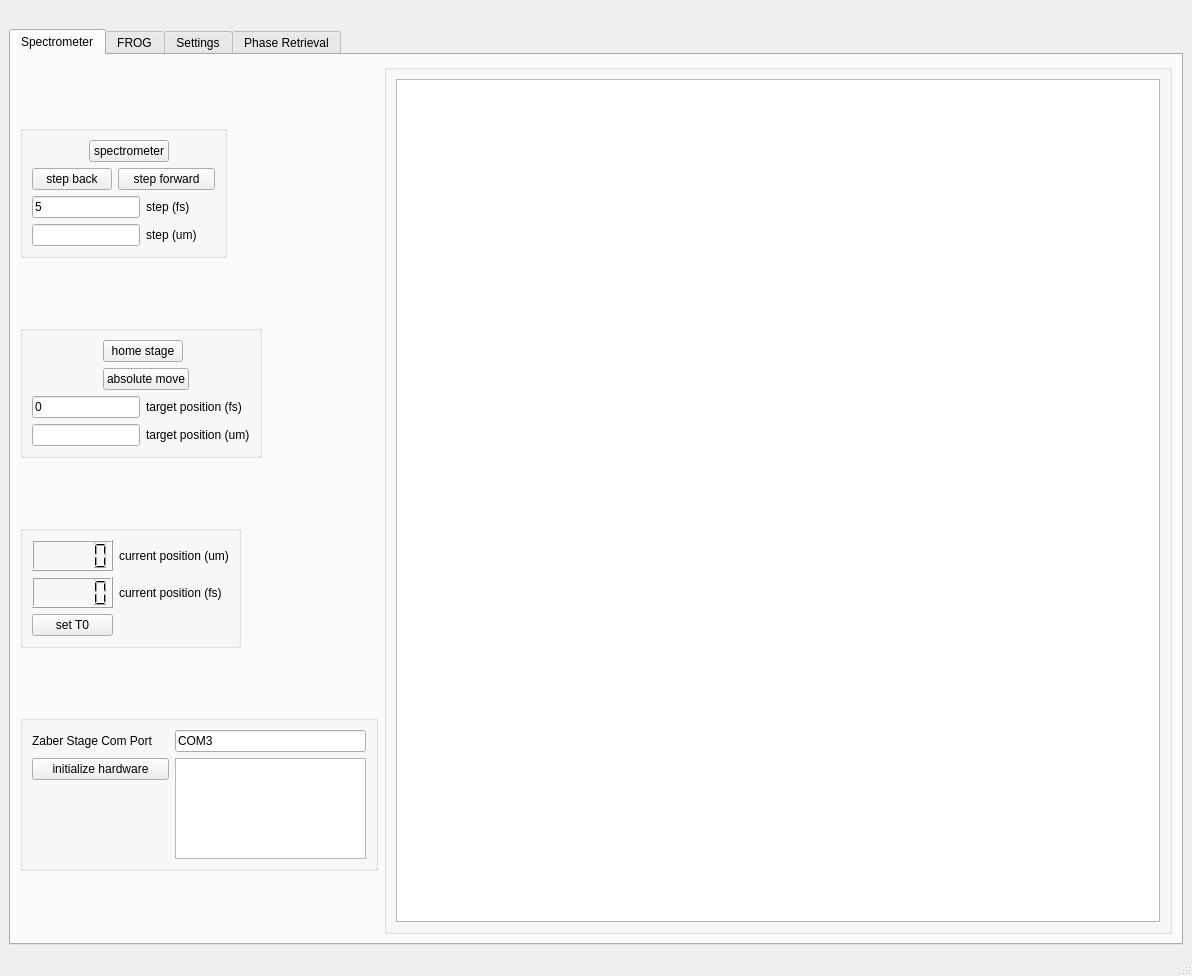
This is qt_designer/form.ui in peter-chang62/Chi-3-FROG as Qt 5 draws it before an edit. The edited form follows.
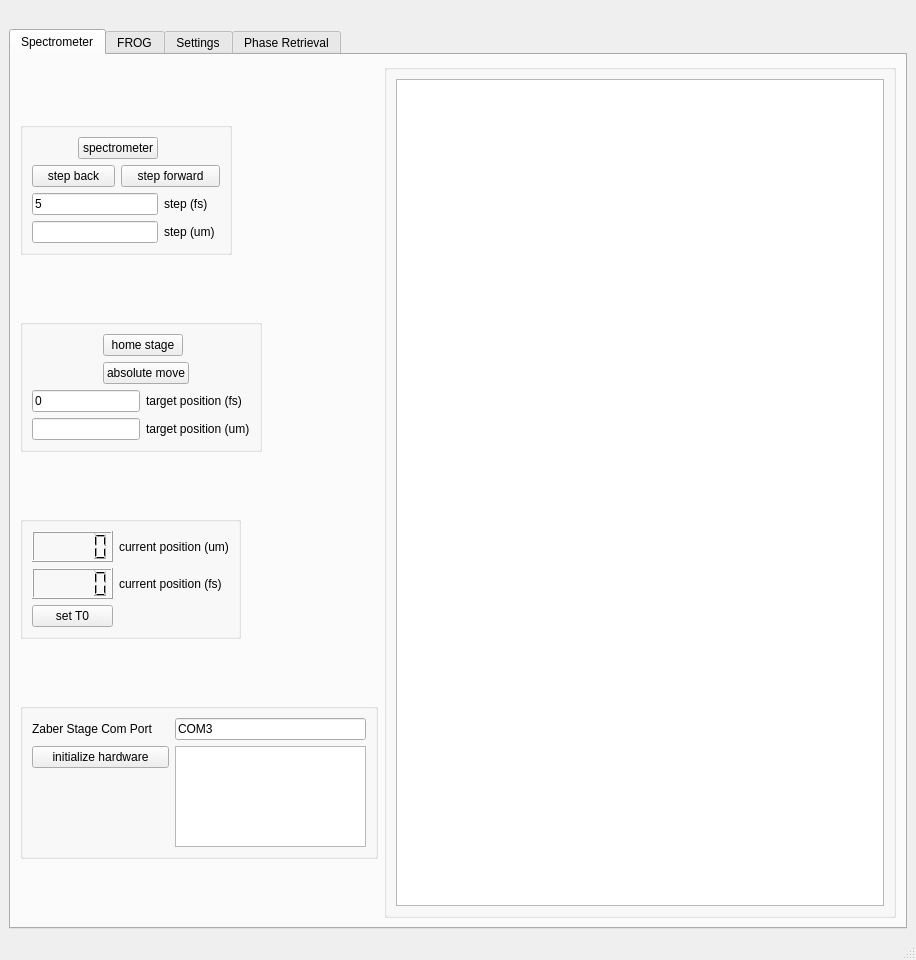
This is the edited form. Icons and pictures are not drawn. Custom widgets are drawn as their Qt base class.

Patch:
```diff
--- a/qt_designer/form.ui
+++ b/qt_designer/form.ui
@@ -6,8 +6,8 @@
    <rect>
     <x>0</x>
     <y>0</y>
-    <width>1192</width>
-    <height>976</height>
+    <width>916</width>
+    <height>960</height>
    </rect>
   </property>
   <property name="windowTitle">
@@ -68,27 +68,27 @@
                </property>
                <property name="sizeHint" stdset="0">
                 <size>
-                 <width>44</width>
+                 <width>40</width>
                  <height>20</height>
                 </size>
                </property>
               </spacer>
              </item>
-             <item row="0" column="1" colspan="3">
+             <item row="0" column="1" colspan="2">
               <widget class="QPushButton" name="pb_spectrometer">
                <property name="text">
                 <string>spectrometer</string>
                </property>
               </widget>
              </item>
-             <item row="0" column="4">
+             <item row="0" column="3">
               <spacer name="horizontalSpacer_2">
                <property name="orientation">
                 <enum>Qt::Horizontal</enum>
                </property>
                <property name="sizeHint" stdset="0">
                 <size>
-                 <width>40</width>
+                 <width>56</width>
                  <height>20</height>
                 </size>
                </property>
@@ -101,7 +101,7 @@
                </property>
               </widget>
              </item>
-             <item row="1" column="2" colspan="3">
+             <item row="1" column="2" colspan="2">
               <widget class="QPushButton" name="pb_step_forward">
                <property name="text">
                 <string>step forward</string>
@@ -115,7 +115,7 @@
                </property>
               </widget>
              </item>
-             <item row="2" column="3" colspan="2">
+             <item row="2" column="3">
               <widget class="QLabel" name="label_5">
                <property name="text">
                 <string>step (fs)</string>
@@ -125,7 +125,7 @@
              <item row="3" column="0" colspan="3">
               <widget class="QLineEdit" name="le_step_um"/>
              </item>
-             <item row="3" column="3" colspan="2">
+             <item row="3" column="3">
               <widget class="QLabel" name="label_6">
                <property name="text">
                 <string>step (um)</string>
```
